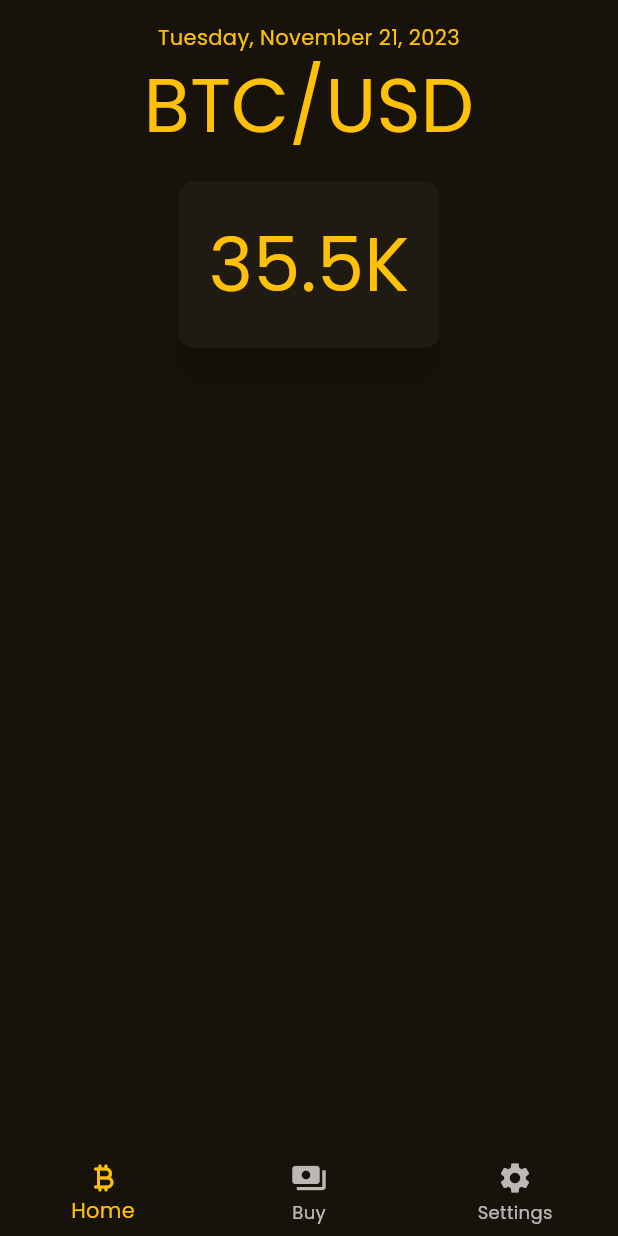
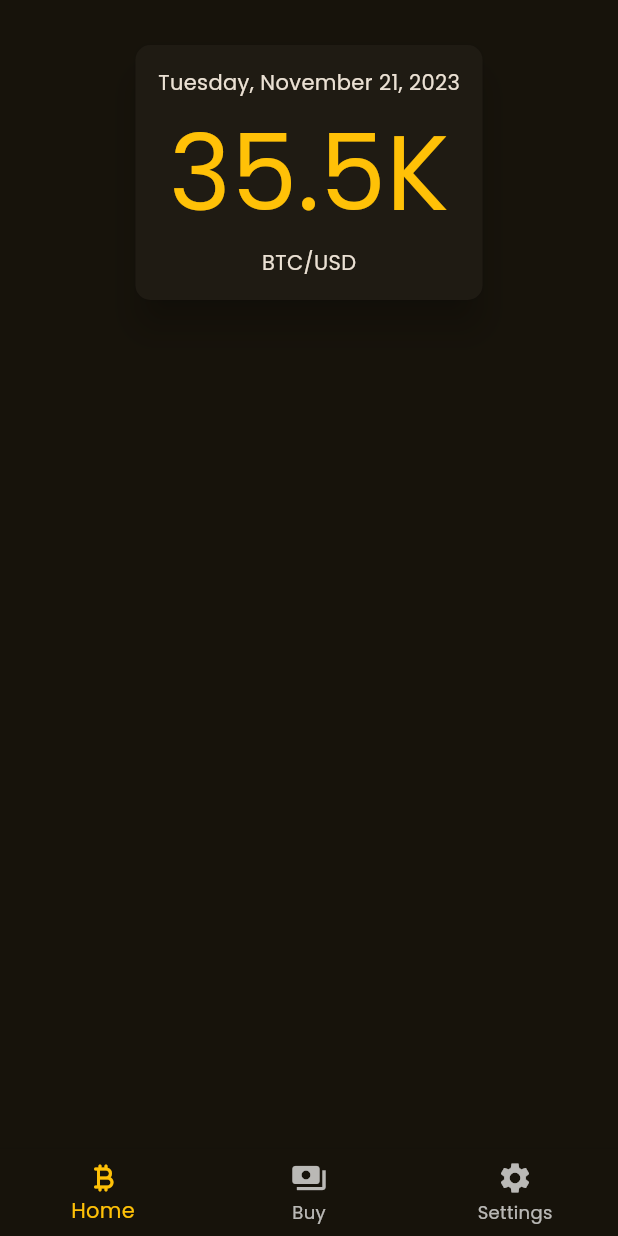
Before and after one commit to truxxu/buy-btc-flutter, a Flutter app: the screen it shows after launch, on a phone screen of 412 x 824 dp. Run offline on Flutter 3.47's test engine with Material 2 defaults, Android fonts, the phone set to English and light mode, and no system bars.

Commit message:
updated styles

```diff
--- a/lib/pages/home.dart
+++ b/lib/pages/home.dart
@@ -16,41 +16,27 @@ class Home extends StatelessWidget {
           child: Center(
             child: Column(
               children: [
-                Text(
-                  parsedDate,
-                  textAlign: TextAlign.center,
-                  style: const TextStyle(
-                    // fontSize: 50,
-                    color: Colors.amber,
-                  ),
-                ),
-                const Text(
-                  'BTC/USD',
-                  textAlign: TextAlign.center,
-                  style: TextStyle(
-                    fontSize: 50,
-                    color: Colors.amber,
-                  ),
-                ),
                 Card(
                   shape: RoundedRectangleBorder(
                     borderRadius: BorderRadius.circular(10),
                   ),
                   margin: const EdgeInsets.all(15),
                   elevation: 10,
-                  child: const Column(
-                    children: [
-                      Padding(
-                        padding: EdgeInsets.all(20),
-                        child: Text(
+                  child: Padding(
+                    padding: const EdgeInsets.all(15),
+                    child: Column(
+                      children: [
+                        Text(parsedDate),
+                        const Text(
                           "35.5K",
                           style: TextStyle(
-                            fontSize: 50,
+                            fontSize: 70,
                             color: Colors.amber,
                           ),
                         ),
-                      ),
-                    ],
+                        const Text('BTC/USD')
+                      ],
+                    ),
                   ),
                 )
               ],
@@ -61,3 +47,18 @@ class Home extends StatelessWidget {
     );
   }
 }
+
+
+// const Column(
+//                     children: [
+//                       Padding(
+//                         padding: EdgeInsets.all(20),
+//                         child: Text(
+//                           "35.5K",
+//                           style: TextStyle(
+//                             fontSize: 50,
+//                             color: Colors.amber,
+//                           ),
+//                         ),
+//                       ),
+//                     ],
```
Also changed, not shown: lib/pages/buy.dart (+24 -4 lines).
